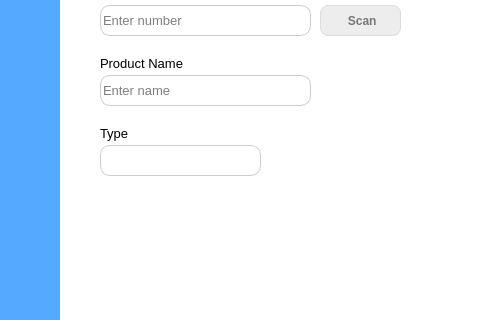
Old version of the form main_screen.ui in the repository jayssonbf/inventory; both pictures show x 0 to 480 and y 175 to 495 of the 846 by 600 pixel window.
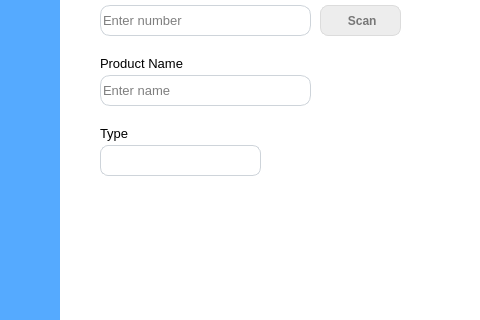
New version of the form. Icons and pictures are not drawn.

Commit message: Back buttons updated

```diff
--- a/main_screen.ui
+++ b/main_screen.ui
@@ -98,9 +98,7 @@
     </rect>
    </property>
    <property name="styleSheet">
-    <string notr="true">
-
-</string>
+    <string notr="true"/>
    </property>
    <property name="orientation">
     <enum>Qt::Horizontal</enum>
@@ -139,13 +137,13 @@
    </property>
    <property name="styleSheet">
     <string notr="true">QLineEdit{
-	border: 1px solid #CCCCCC;
+	border: 1px solid #ced4da;
 	border-radius: 10px;
 
 }
 
 QLineEdit:focus{
-	border: 2px solid rgb(85, 170, 255);
+	border: 2px solid rgb(194, 219, 254);
 }
 
 QLineEdit:hover{
@@ -253,13 +251,13 @@
    </property>
    <property name="styleSheet">
     <string notr="true">QLineEdit{
-	border: 1px solid #CCCCCC;
+	border: 1px solid #ced4da;
 	border-radius: 10px;
 
 }
 
 QLineEdit:focus{
-	border: 2px solid rgb(85, 170, 255);
+	border: 2px solid rgb(194, 219, 254);
 }
 
 QLineEdit:hover{
@@ -315,9 +313,9 @@
    </property>
    <property name="styleSheet">
     <string notr="true">QComboBox {
-	border: 1px solid #CCCCCC;
-	border-radius: 10px;
-
+	border: 1px solid #ced4da;
+	border-radius: 8px;
+	
 }
 
 QComboBox:hover{
@@ -333,11 +331,32 @@
 	width: 12px;
 	height: 12px;
 	margin-right: 15px;
+}
 
+/*style for QcomboBox after open select menu*/
+QComboBox:on{
+	border: 2px solid #c2dbfe;
+}
 
+/*style for list menu*/
+QComboBox QListView{
+	font-size: 12px;
+	border: 1px solid rgba(0, 0, 0, 10%);
+	padding: 5px;
+	background-color: #fff;
+	outline: 0px;
 }
 
+/*style for list of items*/
+QComboBox QListView::item{
+	padding-left: 10px;
+	background-color: rgb(194, 219, 254);
+}
 
+QComboBox QListView::item:hover{
+	background-color: rgb(194, 219, 254)
+	
+}
 
 
 
```
The commit also changes 5 other files.
